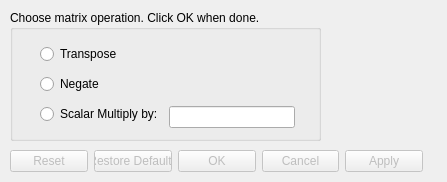
SCIInstitute/SCIRun, file src/Interface/Modules/Math/EvaluateLinearAlgebraUnary.ui: the form before one commit.
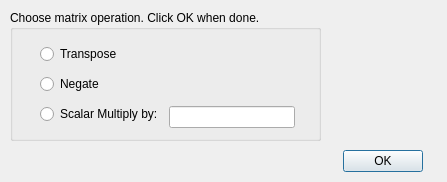
The form after the commit.

Commit message: Resurrect OK button for modules that use it. Closes #320.

What changed in the file:
```diff
--- a/src/Interface/Modules/Math/EvaluateLinearAlgebraUnary.ui
+++ b/src/Interface/Modules/Math/EvaluateLinearAlgebraUnary.ui
@@ -27,7 +27,7 @@
   </property>
   <widget class="QDialogButtonBox" name="buttonBox">
    <property name="enabled">
-    <bool>false</bool>
+    <bool>true</bool>
    </property>
    <property name="geometry">
     <rect>
@@ -41,7 +41,7 @@
     <enum>Qt::Horizontal</enum>
    </property>
    <property name="standardButtons">
-    <set>QDialogButtonBox::Apply|QDialogButtonBox::Cancel|QDialogButtonBox::Ok|QDialogButtonBox::Reset|QDialogButtonBox::RestoreDefaults</set>
+    <set>QDialogButtonBox::Ok</set>
    </property>
    <property name="centerButtons">
     <bool>false</bool>
```
The commit also changes 2 other files.
